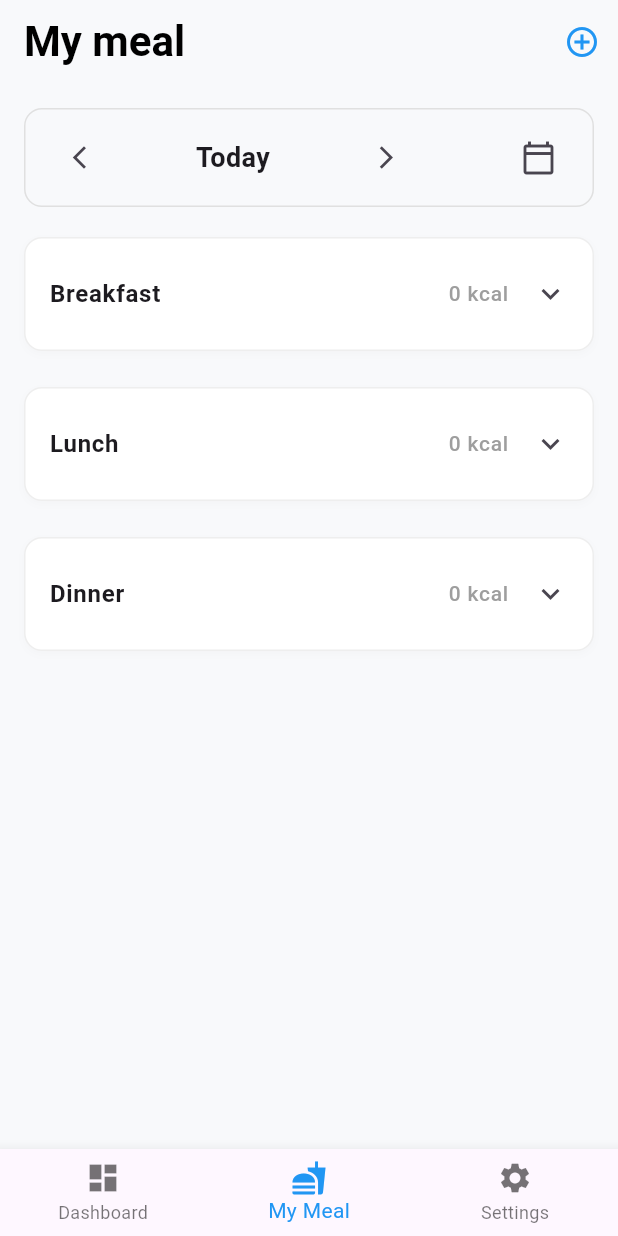
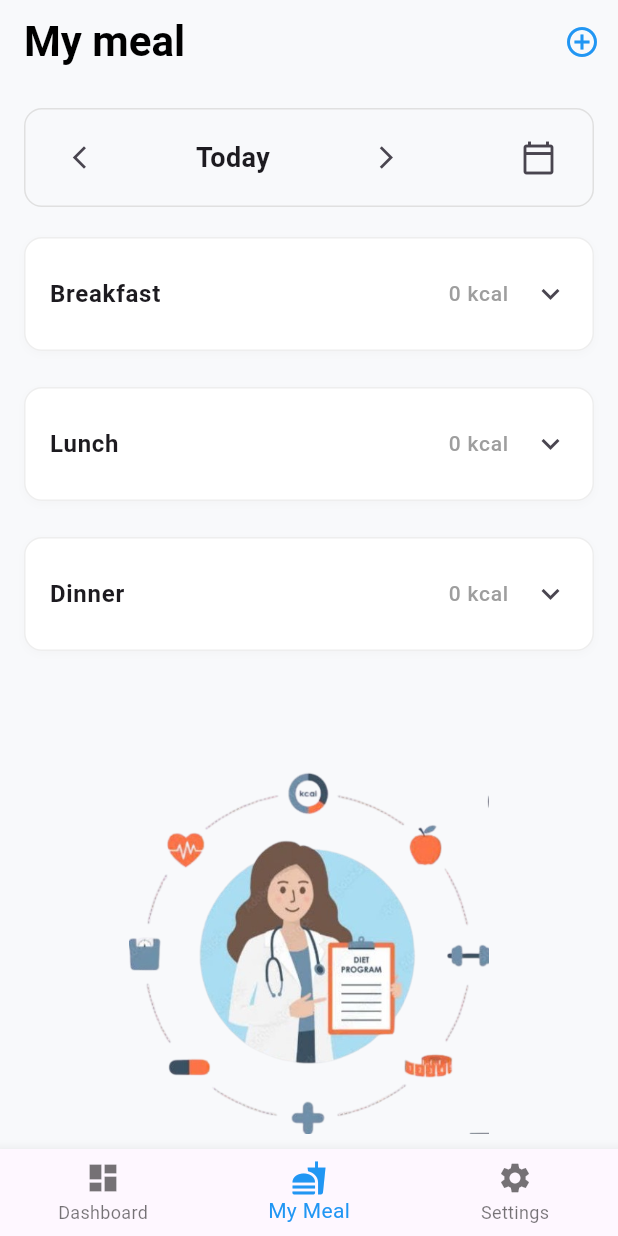
Before and after one commit to DilysT/Nutritioners_app, a Flutter app: the MyMealScreen screen opened by its route, on a phone screen of 412 x 824 dp. Run offline on Flutter 3.47's test engine with Material 3 defaults, Android fonts, the light colour scheme and no system bars; our stand-ins replace flutter_animate, flutter_dotenv, shared_preferences, table_calendar; accounts and stored records are empty; network calls fail; statements that could not run were skipped.

Commit message:
add background image for Mymeal

```diff
--- a/lib/ui/screens/my_meal/my_meal_screen.dart
+++ b/lib/ui/screens/my_meal/my_meal_screen.dart
@@ -164,12 +164,31 @@ class _MyMealScreenState extends State<MyMealScreen> {
         ],
         backgroundColor: const Color(0xFFF8F9FB),
         elevation: 0,
+      ),body: _isLoading
+        ? const Center(child: CircularProgressIndicator())
+        : Stack(
+      children: [
+        // 🖼 Hình apple nên nằm dưới cùng trong Stack
+        Positioned.fill(
+          child: Align(
+            alignment: Alignment.bottomCenter,
+            child: Padding(
+              padding: const EdgeInsets.only(bottom: 10), // cách BottomNavBar ~10px
+              child: Image.asset(
+                'lib/ui/assets/diet.png', // ảnh quả táo PNG nền trong
+                width: 240,
+                fit: BoxFit.contain,
+                opacity: const AlwaysStoppedAnimation(1), // giữ nguyên độ rõ
               ),
-      body: _isLoading
-          ? const Center(child: CircularProgressIndicator())
-          : SingleChildScrollView(
+            ),
+          ),
+        ),
+
+        // 📜 Nội dung chính cuộn phía trên hình
+        SingleChildScrollView(
           padding: const EdgeInsets.all(16.0),
           child: Column(
+            crossAxisAlignment: CrossAxisAlignment.start,
             children: [
               _buildDateSelector(),
               if (_isCalendarVisible) _buildCalendar(),
@@ -180,12 +199,22 @@ class _MyMealScreenState extends State<MyMealScreen> {
                 _buildMealCard('Lunch', meals['Lunch'] ?? []),
                 const SizedBox(height: 12),
                 _buildMealCard('Dinner', meals['Dinner'] ?? []),
+                const SizedBox(height: 150), // 👈 khoảng cách giữa Dinner và hình apple
               ],
+              const SizedBox(height: 170), // giữ nguyên tổng khoảng cách
             ],
           ),
         ),
+      ],
+    ),
+      backgroundColor: const Color(0xFFF8F9FB),
       bottomNavigationBar: const BottomNavBar(currentIndex: 1),
-      backgroundColor: const Color(0xFFF8F9FB),
+
+
+
+
+
+
     );
   }
 
@@ -561,6 +590,7 @@ class _ChooseFoodScreenState extends State<ChooseFoodScreen> {
         elevation: 0,
       ),
       backgroundColor: Colors.white,
+
       body: _isLoading
           ? const Center(child: CircularProgressIndicator())
           : Padding(
@@ -638,6 +668,8 @@ class _ChooseFoodScreenState extends State<ChooseFoodScreen> {
           ],
         ),
       ),
+
+
     );
   }
 }
--- a/pubspec.yaml
+++ b/pubspec.yaml
@@ -67,6 +67,8 @@ flutter:
   assets:
     - lib/ui/assets/back_ground_1.png
     - lib/ui/assets/google_icons.webp
+    - lib/ui/assets/apple.png
+    - lib/ui/assets/diet.png
     - .env
   uses-material-design: true
 
```
Also changed, not shown: lib/ui/assets/apple.png (added), lib/ui/assets/diet.png (added). Lines whose indentation alone changed are shown as unchanged.
